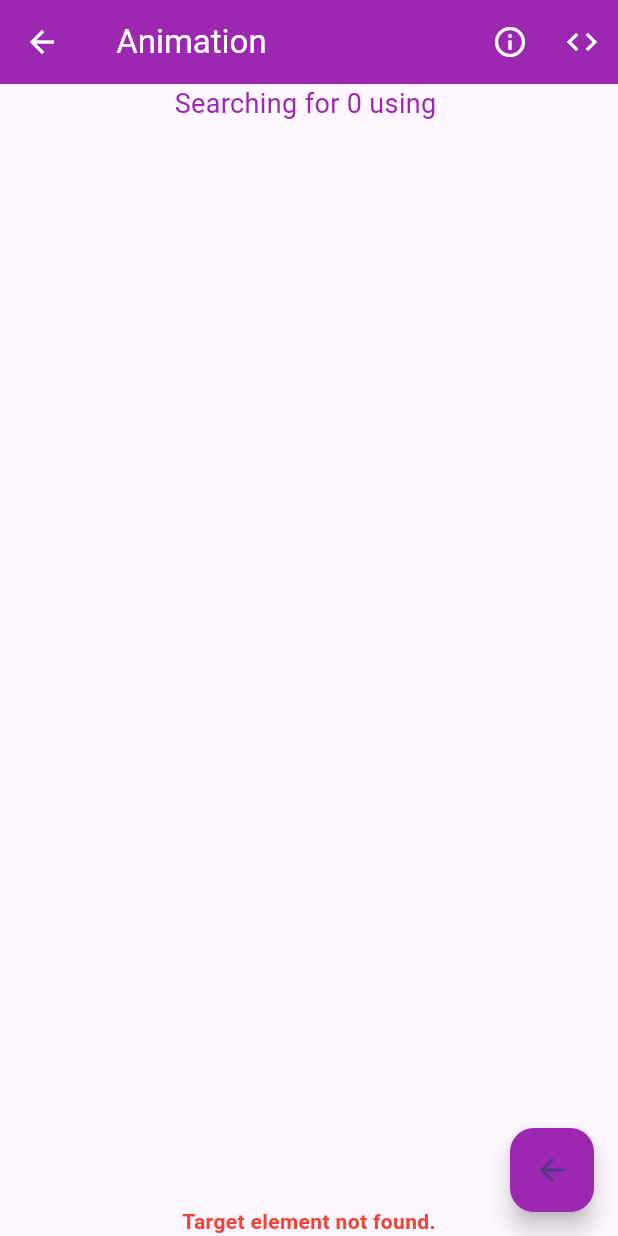
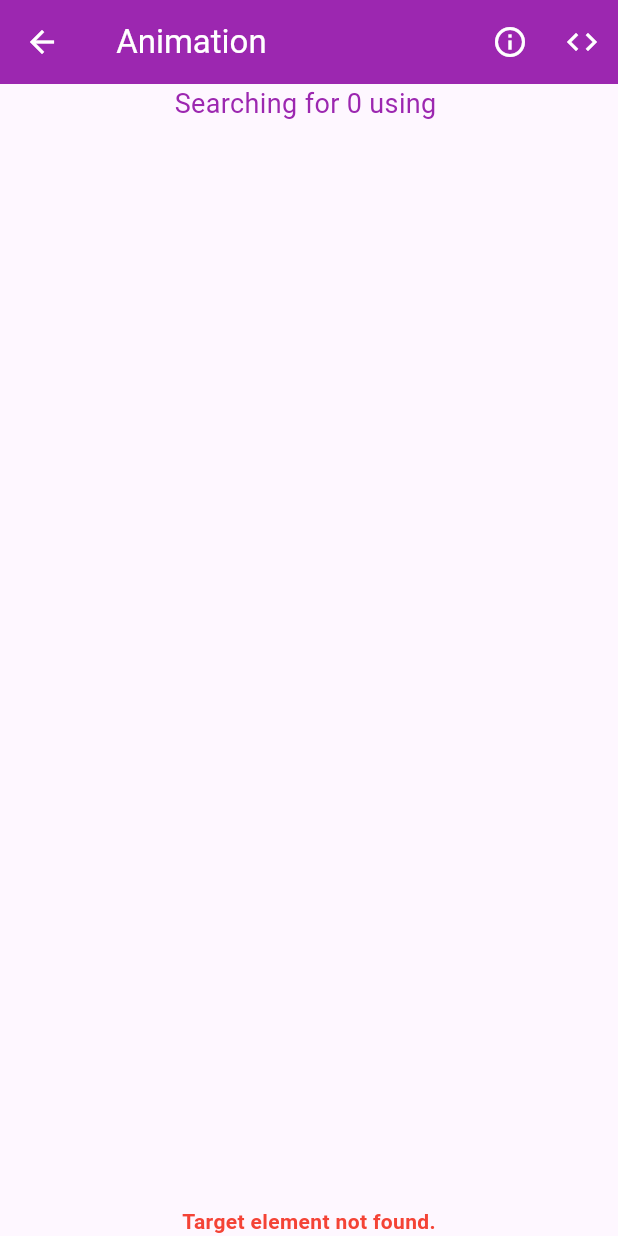
Before and after one commit to TMadhan2004/Algorithm-simulator, a Flutter app: the SearchingAnimationPage screen opened directly with empty values, on a phone screen of 412 x 824 dp. Run offline on Flutter 3.47's test engine with Material 3 defaults, Android fonts, the phone set to English and light mode, and no system bars; our stand-ins replace syncfusion_flutter_charts, video_player.

Commit message:
Update searching_animation_page.dart

```diff
--- a/lib/searching/searching_animation_page.dart
+++ b/lib/searching/searching_animation_page.dart
@@ -270,13 +270,6 @@ class _SearchingAnimationPageState extends State<SearchingAnimationPage>
           ],
         ),
       ),
-      floatingActionButton: FloatingActionButton(
-        onPressed: () {
-          Navigator.pop(context);
-        },
-        child: Icon(Icons.arrow_back),
-        backgroundColor: Colors.purple,
-      ),
     );
   }
 }
```
